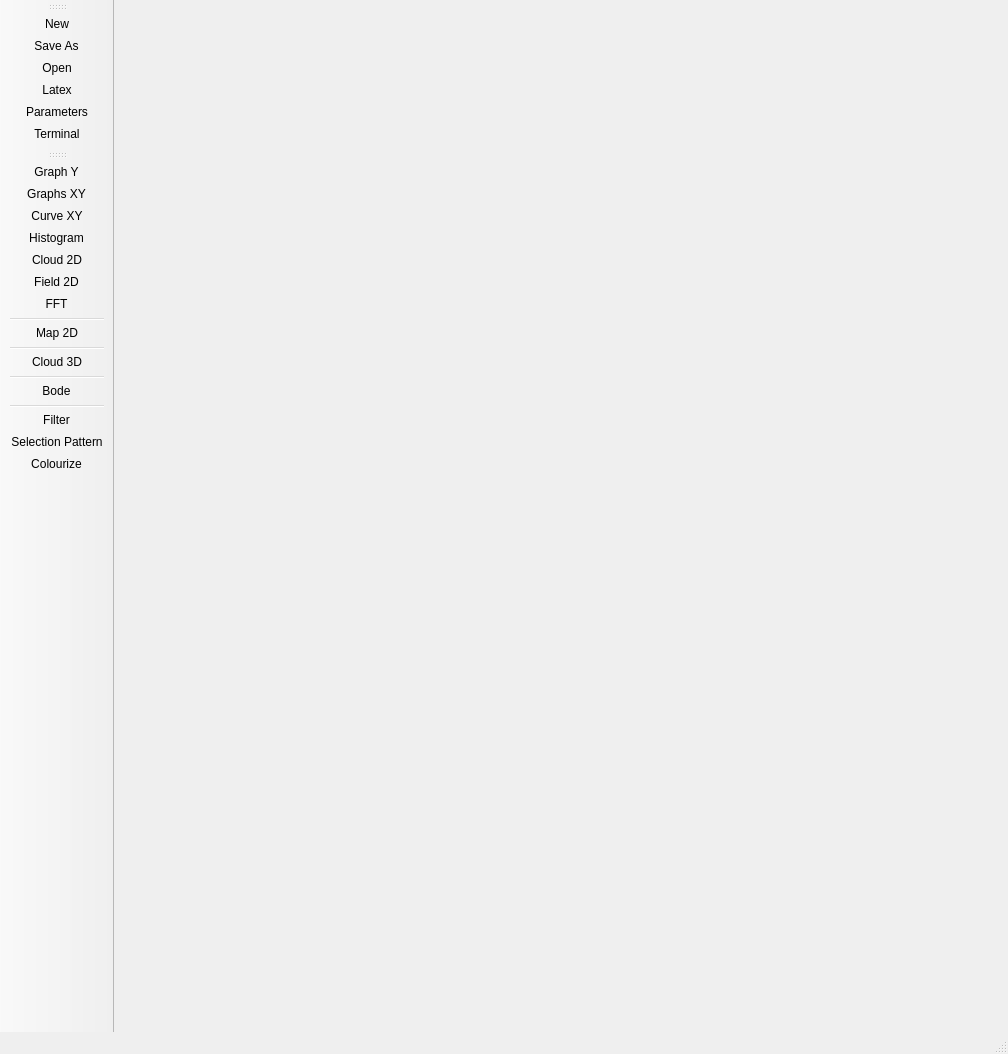
Old version of the form mainwindow.ui in the repository gobelin88/graphy.
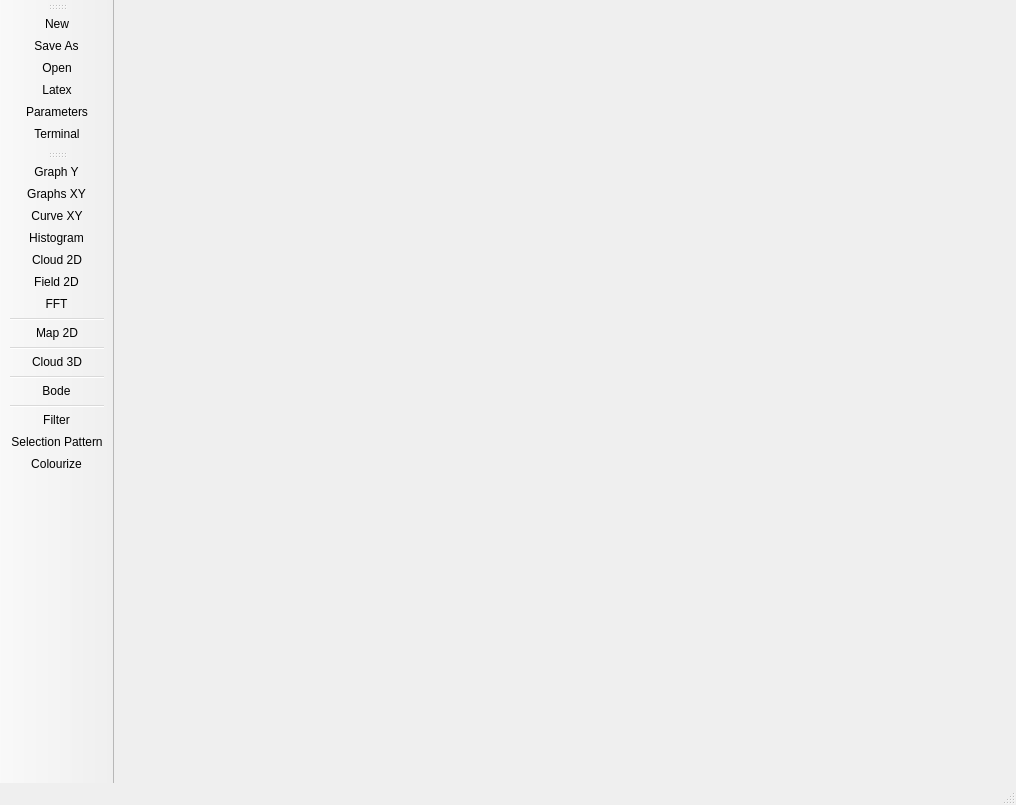
New version of the form. Icons and pictures are not drawn.

The edit to the form file:
```diff
--- a/mainwindow.ui
+++ b/mainwindow.ui
@@ -6,8 +6,8 @@
    <rect>
     <x>0</x>
     <y>0</y>
-    <width>1008</width>
-    <height>1054</height>
+    <width>1016</width>
+    <height>805</height>
    </rect>
   </property>
   <property name="windowTitle">
```
